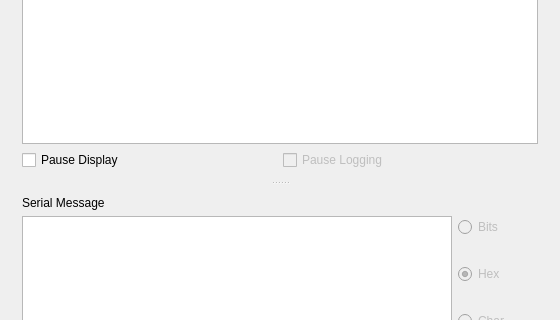
First picture: the form in mainwindow.ui, repository AKstatistics/QtSerialParser, before the edit; both pictures show x 0 to 560 and y 109 to 429 of the 560 by 555 pixel window.
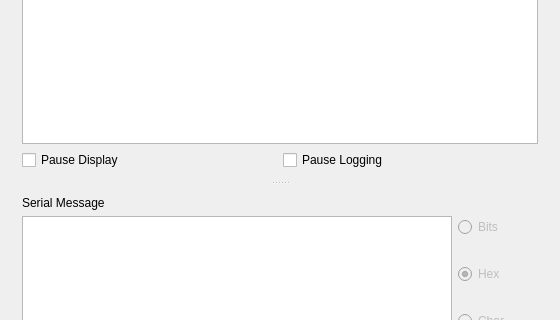
Second picture: the form after the edit.

The edit to the form file:
```diff
--- a/mainwindow.ui
+++ b/mainwindow.ui
@@ -136,7 +136,7 @@
           <item>
            <widget class="QCheckBox" name="checkBox">
             <property name="enabled">
-             <bool>false</bool>
+             <bool>true</bool>
             </property>
             <property name="text">
              <string>Pause Logging</string>
```
Left out of the diff: 16 changed lines with no effect on the pictures.
